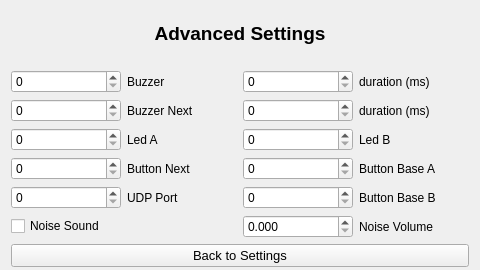
First picture: the form in F3FChrono/gui/WSettingsAdvanced.ui, repository jomarin38/F3FChrono, before the edit.
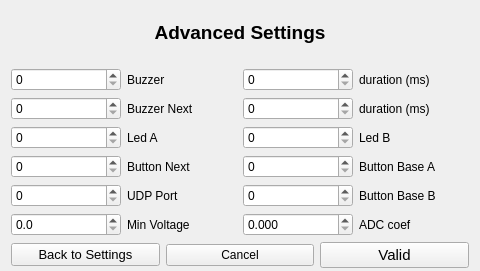
Second picture: the form after the edit.

What changed in the file:
```diff
--- a/F3FChrono/gui/WSettingsAdvanced.ui
+++ b/F3FChrono/gui/WSettingsAdvanced.ui
@@ -7,7 +7,7 @@
     <x>0</x>
     <y>0</y>
     <width>480</width>
-    <height>270</height>
+    <height>271</height>
    </rect>
   </property>
   <property name="windowTitle">
@@ -198,11 +198,25 @@
         </layout>
        </item>
        <item row="5" column="0">
-        <widget class="QCheckBox" name="noiseSound">
-         <property name="text">
-          <string>Noise Sound</string>
-         </property>
-        </widget>
+        <layout class="QHBoxLayout" name="horizontalLayout_5">
+         <item>
+          <widget class="QDoubleSpinBox" name="voltagemin">
+           <property name="decimals">
+            <number>1</number>
+           </property>
+           <property name="singleStep">
+            <double>0.100000000000000</double>
+           </property>
+          </widget>
+         </item>
+         <item>
+          <widget class="QLabel" name="label_3">
+           <property name="text">
+            <string>Min Voltage</string>
+           </property>
+          </widget>
+         </item>
+        </layout>
        </item>
        <item row="5" column="1">
         <layout class="QHBoxLayout" name="horizontalLayout_24">
@@ -216,7 +230,7 @@
          <item>
           <widget class="QLabel" name="label_22">
            <property name="text">
-            <string>Noise Volume</string>
+            <string>ADC coef</string>
            </property>
           </widget>
          </item>
@@ -238,6 +252,25 @@
          </property>
         </widget>
        </item>
+       <item>
+        <widget class="QPushButton" name="btn_cancel">
+         <property name="text">
+          <string>Cancel</string>
+         </property>
+        </widget>
+       </item>
+       <item>
+        <widget class="QPushButton" name="btn_valid">
+         <property name="font">
+          <font>
+           <pointsize>11</pointsize>
+          </font>
+         </property>
+         <property name="text">
+          <string>Valid</string>
+         </property>
+        </widget>
+       </item>
       </layout>
      </item>
     </layout>
```
Left out of the diff: 140 changed lines with no effect on the pictures.
